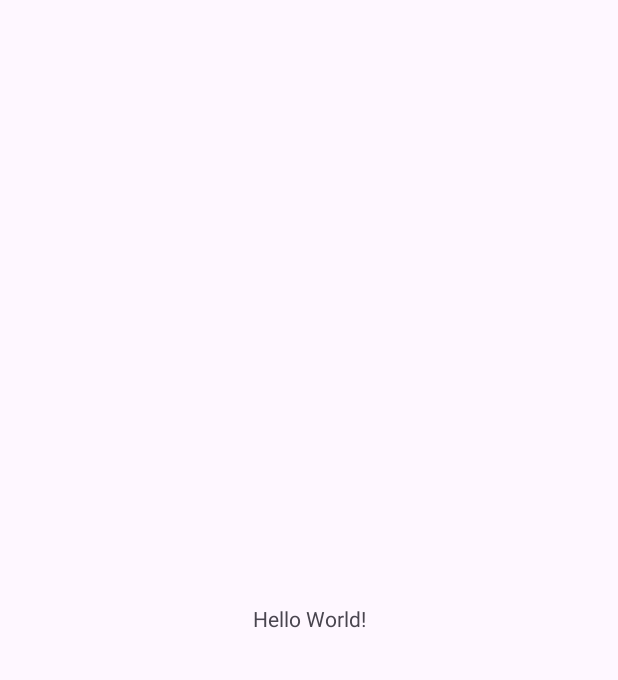
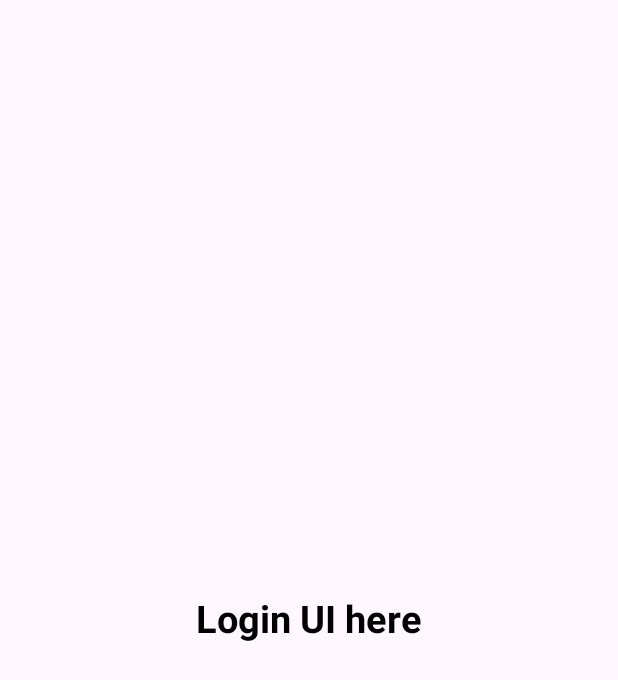
Before and after one commit to Nayemcqu/Mobile-Application-Development-Project, an Android app: the screen it shows after launch (MainActivity before the commit, LoginActivity after it), on a phone screen of 412 x 824 dp. Before the commit the part shown is almost empty. Shown: the top 680 px of the screen. Run offline under Robolectric (Android 15) with nearby library versions, the phone set to English and light mode, and no system bars.

Commit message:
Designed splash screen with logo, text, and progress bar

```diff
--- a/app/build.gradle
+++ b/app/build.gradle
@@ -39,4 +39,5 @@ dependencies {
     testImplementation libs.junit
     androidTestImplementation libs.ext.junit
     androidTestImplementation libs.espresso.core
+
 }
--- a/app/src/main/AndroidManifest.xml
+++ b/app/src/main/AndroidManifest.xml
@@ -13,6 +13,9 @@
         android:theme="@style/Theme.GenAIExpenseTracker"
         tools:targetApi="31">
         <activity
+            android:name=".LoginActivity"
+            android:exported="false" />
+        <activity
             android:name=".MainActivity"
             android:exported="true">
             <intent-filter>
--- /dev/null
+++ b/app/src/main/java/com/cqu/genaiexpensetracker/LoginActivity.java
@@ -0,0 +1,24 @@
+package com.cqu.genaiexpensetracker;
+
+import android.os.Bundle;
+
+import androidx.activity.EdgeToEdge;
+import androidx.appcompat.app.AppCompatActivity;
+import androidx.core.graphics.Insets;
+import androidx.core.view.ViewCompat;
+import androidx.core.view.WindowInsetsCompat;
+
+public class LoginActivity extends AppCompatActivity {
+
+    @Override
+    protected void onCreate(Bundle savedInstanceState) {
+        super.onCreate(savedInstanceState);
+        EdgeToEdge.enable(this);
+        setContentView(R.layout.activity_login);
+        ViewCompat.setOnApplyWindowInsetsListener(findViewById(R.id.main), (v, insets) -> {
+            Insets systemBars = insets.getInsets(WindowInsetsCompat.Type.systemBars());
+            v.setPadding(systemBars.left, systemBars.top, systemBars.right, systemBars.bottom);
+            return insets;
+        });
+    }
+}
--- a/app/src/main/java/com/cqu/genaiexpensetracker/MainActivity.java
+++ b/app/src/main/java/com/cqu/genaiexpensetracker/MainActivity.java
@@ -1,7 +1,9 @@
 package com.cqu.genaiexpensetracker;
 
+import android.annotation.SuppressLint;
+import android.content.Intent;
 import android.os.Bundle;
-
+import android.os.Handler;
 import androidx.activity.EdgeToEdge;
 import androidx.appcompat.app.AppCompatActivity;
 import androidx.core.graphics.Insets;
@@ -9,16 +11,23 @@ import androidx.core.view.ViewCompat;
 import androidx.core.view.WindowInsetsCompat;
 
 public class MainActivity extends AppCompatActivity {
+    Handler handler;
 
+
+    @SuppressLint("MissingInflatedId")
     @Override
     protected void onCreate(Bundle savedInstanceState) {
         super.onCreate(savedInstanceState);
         EdgeToEdge.enable(this);
         setContentView(R.layout.activity_main);
-        ViewCompat.setOnApplyWindowInsetsListener(findViewById(R.id.main), (v, insets) -> {
-            Insets systemBars = insets.getInsets(WindowInsetsCompat.Type.systemBars());
-            v.setPadding(systemBars.left, systemBars.top, systemBars.right, systemBars.bottom);
-            return insets;
-        });
+        handler = new Handler();
+        handler.postDelayed(new Runnable() {
+            @Override
+            public void run() {
+                Intent intent = new Intent(MainActivity.this, LoginActivity.class);
+                startActivity(intent);
+                finish();
+            }
+        }, 3000);
     }
 }
--- /dev/null
+++ b/app/src/main/res/layout/activity_login.xml
@@ -0,0 +1,23 @@
+<?xml version="1.0" encoding="utf-8"?>
+<androidx.constraintlayout.widget.ConstraintLayout xmlns:android="http://schemas.android.com/apk/res/android"
+    xmlns:app="http://schemas.android.com/apk/res-auto"
+    xmlns:tools="http://schemas.android.com/tools"
+    android:id="@+id/main"
+    android:layout_width="match_parent"
+    android:layout_height="match_parent"
+    tools:context=".LoginActivity">
+
+    <TextView
+        android:layout_width="wrap_content"
+        android:layout_height="wrap_content"
+        android:text="Login UI here"
+        android:textColor="@color/black"
+        android:textSize="25sp"
+        android:textStyle="bold"
+        app:layout_constraintBottom_toBottomOf="parent"
+        app:layout_constraintEnd_toEndOf="parent"
+        app:layout_constraintStart_toStartOf="parent"
+        app:layout_constraintTop_toTopOf="parent" />
+
+
+</androidx.constraintlayout.widget.ConstraintLayout>
--- a/app/src/main/res/values/colors.xml
+++ b/app/src/main/res/values/colors.xml
@@ -2,4 +2,5 @@
 <resources>
     <color name="black">#FF000000</color>
     <color name="white">#FFFFFFFF</color>
+    <color name="green">#068251</color>
 </resources>
--- a/app/src/main/res/values/strings.xml
+++ b/app/src/main/res/values/strings.xml
@@ -1,3 +1,5 @@
 <resources>
     <string name="app_name">GenAIExpenseTracker</string>
+    <string name="app_logo">App Logo</string>
+    <string name="genai_expense_tracker">GenAI Expense Tracker</string>
 </resources>
```
Also changed, not shown: app/src/main/res/drawable/background_button_intro.xml (added, +9 -0 lines), app/src/main/res/layout/activity_main.xml (+31 -5 lines), app/src/main/res/drawable/expense_report_icon.png (added), app/src/main/res/drawable/expense_report_icon2.png (added), app/src/main/res/drawable/logo.png (added), app/src/main/res/drawable/splash_background.png (added), 1 other file.
